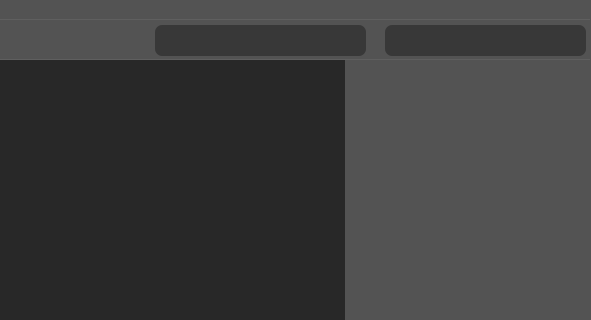
This is resource/gui/GUI.ui in dthung1602/NetworkVisualization as Qt 5 draws it before an edit; both pictures show x 775 to 1366 and y 0 to 320 of the 1366 by 835 pixel window. The edited form follows.
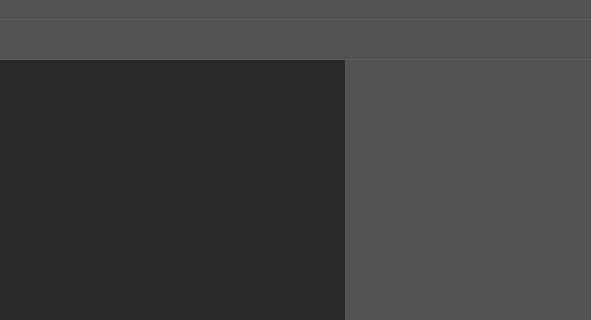
This is the edited form. Icons and pictures are not drawn.

Patch:
```diff
--- a/resource/gui/GUI.ui
+++ b/resource/gui/GUI.ui
@@ -363,67 +363,6 @@
       </size>
      </property>
     </widget>
-    <widget class="QComboBox" name="selectLayout">
-     <property name="geometry">
-      <rect>
-       <x>1160</x>
-       <y>6</y>
-       <width>201</width>
-       <height>31</height>
-      </rect>
-     </property>
-     <property name="styleSheet">
-      <string notr="true">#selectLayout{
-	color: rgb(200, 200, 200);
-	border-style: none;
-    border-radius: 7px;
-	background-color: #383838;
-	padding-left: 13px;
-}
-
-QComboBox::drop-down 
-{
-    border: 0px; /* This seems to replace the whole arrow of the combo box */
-}
-QComboBox::down-arrow {
-   image: url(&quot;resource/gui/tool/down-arrow.png&quot;);
-    width: 9px;
-    height: 9px;
-	padding-right: 10px;
-}</string>
-     </property>
-    </widget>
-    <widget class="QComboBox" name="selectClusteringAlgo">
-     <property name="geometry">
-      <rect>
-       <x>930</x>
-       <y>6</y>
-       <width>211</width>
-       <height>31</height>
-      </rect>
-     </property>
-     <property name="styleSheet">
-      <string notr="true">#selectClusteringAlgo{
-	color: rgb(200, 200, 200);
-	border-style: 2px solid rgb(200, 200, 200);
-    border-radius: 7px;
-	background-color: #383838;
-	padding-left: 13px;
-	padding-right: 10px;
-}
-QComboBox::drop-down 
-{
-    border: 0px; /* This seems to replace the whole arrow of the combo box */
-}
-QComboBox::down-arrow {
-   image: url(&quot;resource/gui/tool/down-arrow.png&quot;);
-    width: 9px;
-    height: 9px;
-	padding-right: 10px;
-}
-</string>
-     </property>
-    </widget>
     <widget class="QToolButton" name="findShortestPathBtn">
      <property name="geometry">
       <rect>
```
